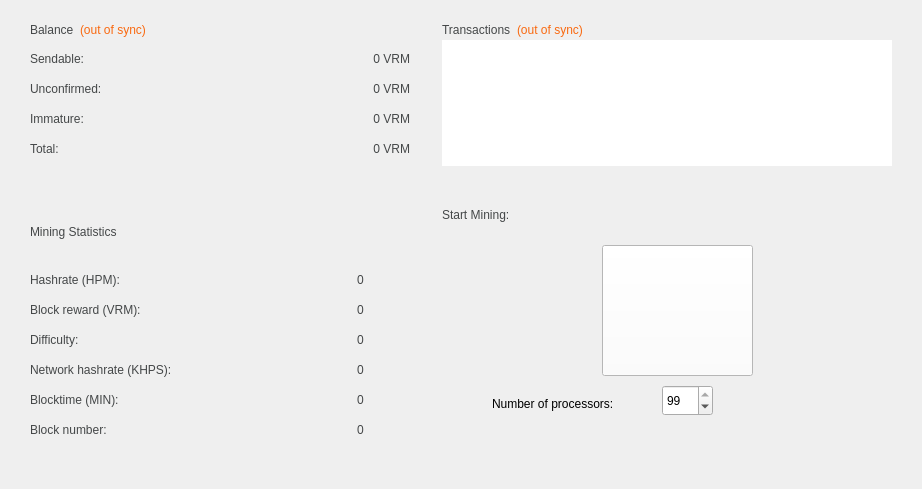
Above: src/qt/forms/overviewpage.ui from verimad/verium before the change. Below: the same form after it.
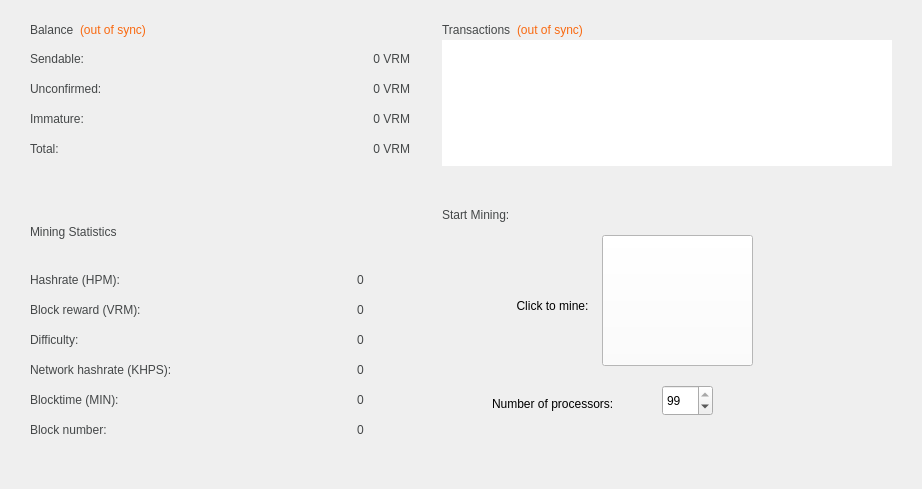
That is the form after the change. Icons and pictures are not drawn.

```diff
--- a/src/qt/forms/overviewpage.ui
+++ b/src/qt/forms/overviewpage.ui
@@ -1351,7 +1351,7 @@
         <property name="geometry">
          <rect>
           <x>160</x>
-          <y>20</y>
+          <y>10</y>
           <width>151</width>
           <height>131</height>
          </rect>
@@ -1406,6 +1406,22 @@
          <string>Number of processors:</string>
         </property>
        </widget>
+       <widget class="QLabel" name="miningLabel">
+        <property name="geometry">
+         <rect>
+          <x>60</x>
+          <y>70</y>
+          <width>101</width>
+          <height>21</height>
+         </rect>
+        </property>
+        <property name="text">
+         <string>Click to mine:</string>
+        </property>
+        <property name="alignment">
+         <set>Qt::AlignCenter</set>
+        </property>
+       </widget>
       </widget>
      </item>
     </layout>
```
